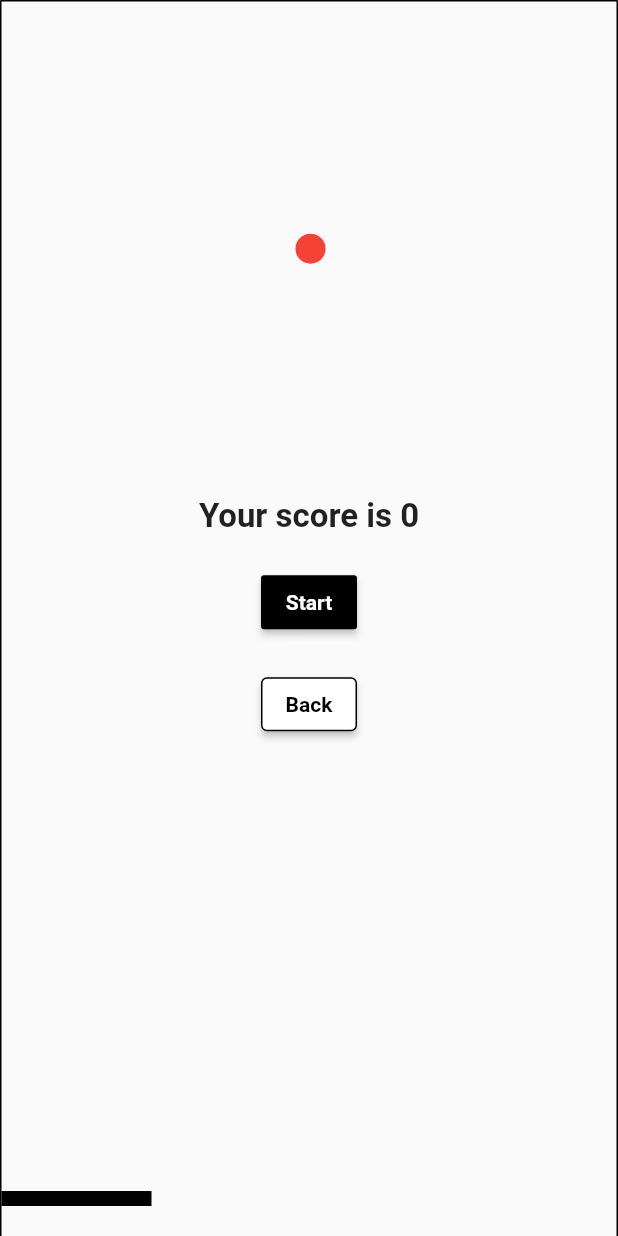
After one commit to DakshDB/iambored, a Flutter app: the screen it shows after launch, after a tap on "Reflector", on a phone screen of 412 x 824 dp. The commit adds this screen. Run offline on Flutter 3.47's test engine with Material 2 defaults, Android fonts, the phone set to English and light mode, and no system bars; our stand-ins replace cherry_toast, localstorage.

Commit message:
Reflector game added

```diff
--- a/lib/Config/config.dart
+++ b/lib/Config/config.dart
@@ -3,4 +3,5 @@ var gameScoreOrderMap = {
   'find_dot': 1,
   'spot_dot': 1,
   'speed_clicker': -1,
+  'reflector': 1,
 };
--- /dev/null
+++ b/lib/Games/Reflector/home.dart
@@ -0,0 +1,235 @@
+import 'package:flutter/material.dart';
+import 'package:iambored/Leaderboard/Services/ScoreRecorder.dart';
+
+class Reflector extends StatefulWidget {
+  const Reflector({Key? key}) : super(key: key);
+
+  @override
+  State<Reflector> createState() => _ReflectorState();
+}
+
+class _ReflectorState extends State<Reflector> {
+  double barPositionX = 0;
+  double barPositionY = 20;
+  double barWidth = 100;
+  double barHeight = 10;
+  double ballPositionX = 0;
+  double ballPositionY = 0;
+  double ballRadius = 10;
+  double ballSpeedX = 4;
+  double ballSpeedY = 4;
+  double screenWidth = 0;
+  double screenHeight = 0;
+  bool isGameRunning = false;
+  int score = 0;
+
+  @override
+  void initState() {
+    super.initState();
+    ballPositionX = 1000;
+    ballPositionY = 0;
+
+    // Get screen size
+    WidgetsBinding.instance.addPostFrameCallback((_) {
+      setState(() {
+        screenWidth = MediaQuery.of(context).size.width;
+        screenHeight = MediaQuery.of(context).size.height;
+        ballPositionX = screenWidth / 2;
+        ballPositionY = screenHeight / 5;
+      });
+    });
+  }
+
+  void startGameLoop() {
+    WidgetsBinding.instance.addPostFrameCallback((_) {
+      if (!isGameRunning) return;
+
+      setState(() {
+        // Move the ball
+        ballPositionX += ballSpeedX;
+        ballPositionY += ballSpeedY;
+
+        // Check ball collision with walls
+        if (ballPositionX + ballRadius >= screenWidth || ballPositionX - ballRadius <= 0) {
+          ballSpeedX *= -1; // Reverse the X direction
+        }
+        if (ballPositionY - ballRadius <= 0) {
+          ballSpeedY *= -1; // Reverse the Y direction
+        }
+
+        // Check ball collision with the bar
+        if (ballPositionY + ballRadius >= screenHeight - barHeight - barPositionY &&
+            ballPositionX + ballRadius >= barPositionX &&
+            ballPositionX - ballRadius <= barPositionX + barWidth) {
+          increaseLevel();
+          score++;
+          ballSpeedY *= -1; // Reverse the Y direction
+        }
+
+        // Check game over condition
+        if (ballPositionY + ballRadius >= screenHeight) {
+          gameOver();
+        }
+      });
+
+      // Keep looping
+      startGameLoop();
+    });
+  }
+
+  void gameOver() {
+    setState(() {
+      isGameRunning = false;
+      recordScore("reflector", score.toDouble());
+    });
+  }
+
+  void resetGame() {
+    setState(() {
+      score = 0;
+      isGameRunning = true;
+      ballPositionX = screenWidth / 2;
+      ballPositionY = screenHeight / 5;
+      ballSpeedX = 4;
+      ballSpeedY = 4;
+
+      // Reset bar width
+      barWidth = screenWidth / 3;
+    });
+    startGameLoop();
+  }
+
+  void moveBar(DragUpdateDetails details) {
+    setState(() {
+      barPositionX += details.delta.dx;
+
+      // Limit the bar movement within the screen width
+      if (barPositionX < 0) {
+        barPositionX = 0;
+      } else if (barPositionX > screenWidth - barWidth) {
+        barPositionX = screenWidth - barWidth;
+      }
+    });
+  }
+
+  void increaseLevel() {
+    setState(() {
+      // Increase ball speed
+      ballSpeedX *= 1.01;
+      ballSpeedY *= 1.01;
+
+      // Reduce bar width by 5%, if result is less than 3 * ball radius, set it to 2 * ball radius
+      barWidth = (barWidth * 0.98).clamp(3 * ballRadius, double.infinity);
+    });
+  }
+
+  @override
+  Widget build(BuildContext context) {
+    return Scaffold(
+      body: GestureDetector(
+        onHorizontalDragUpdate: moveBar,
+        child: Container(
+          width: double.infinity,
+          height: double.infinity,
+          decoration: const BoxDecoration(
+            border: Border(
+              top: BorderSide(width: 1.0, color: Colors.black),
+              left: BorderSide(width: 1.0, color: Colors.black),
+              right: BorderSide(width: 1.0, color: Colors.black),
+            ),
+          ),
+          child: Stack(
+            children: [
+              isGameRunning
+                  ? Padding(
+                      padding: const EdgeInsets.all(16.0),
+                      child: Row(
+                        mainAxisAlignment: MainAxisAlignment.center,
+                        children: [
+                          Text(
+                            'Score : $score',
+                            style: const TextStyle(
+                              fontSize: 18,
+                              fontWeight: FontWeight.bold,
+                            ),
+                          ),
+                        ],
+                      ),
+                    )
+                  : Center(
+                      child: Column(
+                        mainAxisAlignment: MainAxisAlignment.center,
+                        children: [
+                          Text(
+                            'Your score is $score',
+                            style: const TextStyle(
+                              fontSize: 22,
+                              fontWeight: FontWeight.bold,
+                            ),
+                          ),
+                          const SizedBox(
+                            height: 20,
+                          ),
+                          ElevatedButton(
+                            style: ElevatedButton.styleFrom(
+                              foregroundColor: Colors.white,
+                              backgroundColor: Colors.black,
+                              shape: const RoundedRectangleBorder(
+                                borderRadius: BorderRadius.all(Radius.circular(2)),
+                              ),
+                            ),
+                            onPressed: () {
+                              resetGame();
+                            },
+                            child: const Text(
+                              "Start",
+                              style: TextStyle(fontWeight: FontWeight.bold),
+                            ),
+                          ),
+                          const SizedBox(height: 20),
+                          // Back button
+                          ElevatedButton(
+                            style: ButtonStyle(
+                              shape: MaterialStateProperty.all<RoundedRectangleBorder>(RoundedRectangleBorder(
+                                  borderRadius: BorderRadius.circular(4.0),
+                                  side: const BorderSide(color: Colors.black))),
+                              backgroundColor: MaterialStateProperty.all<Color>(Colors.white),
+                              foregroundColor: MaterialStateProperty.all<Color>(Colors.black),
+                            ),
+                            onPressed: () {
+                              Navigator.pop(context);
+                            },
+                            child:
+                                const Text('Back', style: TextStyle(color: Colors.black, fontWeight: FontWeight.bold)),
+                          ),
+                        ],
+                      ),
+                    ),
+              Positioned(
+                top: ballPositionY - ballRadius,
+                left: ballPositionX - ballRadius,
+                child: Container(
+                  width: ballRadius * 2,
+                  height: ballRadius * 2,
+                  decoration: const BoxDecoration(
+                    shape: BoxShape.circle,
+                    color: Colors.red,
+                  ),
+                ),
+              ),
+              Positioned(
+                bottom: barPositionY,
+                left: barPositionX,
+                child: Container(
+                  width: barWidth,
+                  height: barHeight,
+                  color: Colors.black,
+                ),
+              ),
+            ],
+          ),
+        ),
+      ),
+    );
+  }
+}
--- a/lib/home.dart
+++ b/lib/home.dart
@@ -1,13 +1,12 @@
 import 'package:flutter/material.dart';
+import 'package:iambored/Games/Reflector/home.dart';
 
 import 'Games/CatchDot/home.dart';
 import 'Games/FindDot/home.dart';
 import 'Games/LifeGame/home.dart';
-import 'Games/Maze/home.dart';
 import 'Games/SpeedClicker/home.dart';
 import 'Games/SpotDot/home.dart';
 import 'Leaderboard/home.dart';
-
 
 class Home extends StatefulWidget {
   const Home({super.key});
@@ -17,10 +16,8 @@ class Home extends StatefulWidget {
 }
 
 class _HomeState extends State<Home> {
-
   @override
   Widget build(BuildContext context) {
-
     return Scaffold(
         body: Center(
       child: Column(
@@ -33,7 +30,8 @@ class _HomeState extends State<Home> {
           const SizedBox(height: 20),
           ElevatedButton(
             style: ElevatedButton.styleFrom(
-                foregroundColor: Colors.white, backgroundColor: Colors.black,
+              foregroundColor: Colors.white,
+              backgroundColor: Colors.black,
             ),
             onPressed: () {
               Navigator.push(
@@ -48,7 +46,8 @@ class _HomeState extends State<Home> {
           const SizedBox(height: 20),
           ElevatedButton(
             style: ElevatedButton.styleFrom(
-                foregroundColor: Colors.white, backgroundColor: Colors.black,
+              foregroundColor: Colors.white,
+              backgroundColor: Colors.black,
             ),
             onPressed: () {
               Navigator.push(
@@ -63,7 +62,8 @@ class _HomeState extends State<Home> {
           const SizedBox(height: 20),
           ElevatedButton(
             style: ElevatedButton.styleFrom(
-                foregroundColor: Colors.white, backgroundColor: Colors.black,
+              foregroundColor: Colors.white,
+              backgroundColor: Colors.black,
             ),
             onPressed: () {
               Navigator.push(
@@ -78,7 +78,8 @@ class _HomeState extends State<Home> {
           const SizedBox(height: 20),
           ElevatedButton(
             style: ElevatedButton.styleFrom(
-                foregroundColor: Colors.white, backgroundColor: Colors.black,
+              foregroundColor: Colors.white,
+              backgroundColor: Colors.black,
             ),
             onPressed: () {
               Navigator.push(
@@ -93,7 +94,8 @@ class _HomeState extends State<Home> {
           const SizedBox(height: 20),
           ElevatedButton(
             style: ElevatedButton.styleFrom(
-                foregroundColor: Colors.white, backgroundColor: Colors.black,
+              foregroundColor: Colors.white,
+              backgroundColor: Colors.black,
             ),
             onPressed: () {
               Navigator.push(
@@ -106,29 +108,42 @@ class _HomeState extends State<Home> {
             child: const Text('Find Dot'),
           ),
           const SizedBox(height: 20),
+          // ElevatedButton(
+          //   style: ElevatedButton.styleFrom(
+          //     foregroundColor: Colors.white,
+          //     backgroundColor: Colors.black,
+          //   ),
+          //   onPressed: () {
+          //     Navigator.push(
+          //       context,
+          //       MaterialPageRoute(
+          //         builder: (context) => const Maze(),
+          //       ),
+          //     );
+          //   },
+          //   child: const Text('Maze'),
+          // ),
+          // const SizedBox(height: 20),
           ElevatedButton(
             style: ElevatedButton.styleFrom(
-                foregroundColor: Colors.white, backgroundColor: Colors.black,
+              foregroundColor: Colors.white,
+              backgroundColor: Colors.black,
             ),
             onPressed: () {
               Navigator.push(
                 context,
                 MaterialPageRoute(
-                    builder: (context) => const Maze(),
+                  builder: (context) => const Reflector(),
                 ),
               );
             },
-              child: const Text('Maze'),
+            child: const Text('Reflector'),
           ),
           const SizedBox(height: 20),
           ElevatedButton(
             style: ButtonStyle(
-                    shape: MaterialStateProperty.all<RoundedRectangleBorder>(
-                        RoundedRectangleBorder(
-                            borderRadius: BorderRadius.circular(4.0),
-                            side: const BorderSide(color: Colors.black)
-                        )
-                    ),
+              shape: MaterialStateProperty.all<RoundedRectangleBorder>(RoundedRectangleBorder(
+                  borderRadius: BorderRadius.circular(4.0), side: const BorderSide(color: Colors.black))),
               backgroundColor: MaterialStateProperty.all<Color>(Colors.white),
               foregroundColor: MaterialStateProperty.all<Color>(Colors.black),
             ),
@@ -140,12 +155,10 @@ class _HomeState extends State<Home> {
                 ),
               );
             },
-              child: const Text('Leaderboard', style: TextStyle(color: Colors.black,fontWeight: FontWeight.bold)),
+            child: const Text('Leaderboard', style: TextStyle(color: Colors.black, fontWeight: FontWeight.bold)),
           ),
-
         ],
       ),
-      )
-    );
+    ));
   }
 }
--- a/lib/main.dart
+++ b/lib/main.dart
@@ -1,7 +1,8 @@
 import 'package:flutter/material.dart';
 import 'package:flutter/services.dart';
+import 'package:iambored/home.dart';
+
 import 'Leaderboard/Services/ScoreRecorder.dart';
-import 'home.dart';
 
 Future<void> main() async {
   WidgetsFlutterBinding.ensureInitialized();
@@ -22,7 +23,6 @@ class MyApp extends StatelessWidget {
       theme: ThemeData(
         // Primary color black
         primaryColor: Colors.black,
-
       ),
       home: const Home(),
     );
```
Also changed, not shown: lib/Leaderboard/home.dart (+31 -36 lines). Lines whose indentation alone changed are shown as unchanged.
